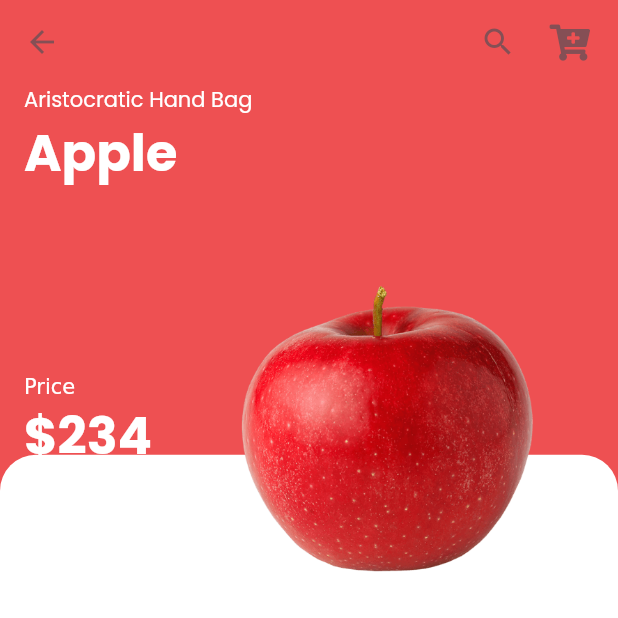
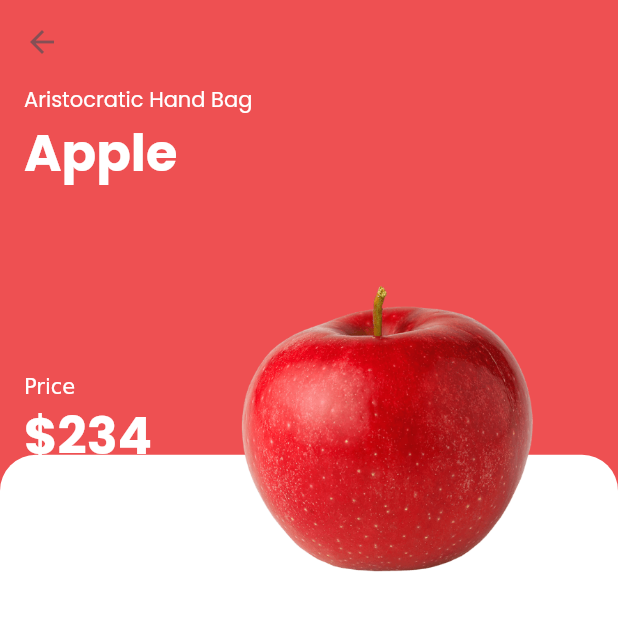
Before and after one commit to pranavo72bex/shoppingApp, a Flutter app: the DetailsScreen screen opened directly with sample values from the repository, on a phone screen of 412 x 824 dp, the top half of it. Run offline on Flutter 3.47's test engine with Material 2 defaults, Android fonts, the phone set to English and light mode, and no system bars; our stand-ins replace auto_route, carousel_slider, font_awesome_flutter, form_validator, google_fonts.

Commit message:
detail screen

```diff
--- a/lib/presentation/dashboard/widgets/product_grid_item.dart
+++ b/lib/presentation/dashboard/widgets/product_grid_item.dart
@@ -75,10 +75,10 @@ class _ProductItemState extends State<ProductGridItem> {
             //     child: Container(),
             //   ),
             // ),
-
             Column(
               mainAxisAlignment: MainAxisAlignment.spaceBetween,
               children: [
+                SizedBox(height: 10),
                 Padding(
                   padding: const EdgeInsets.symmetric(horizontal: 30),
                   child: Align(
--- a/lib/presentation/detail_screen/detail_screen.dart
+++ b/lib/presentation/detail_screen/detail_screen.dart
@@ -73,17 +73,23 @@ class DetailsScreen extends StatelessWidget {
       //   ),
       //   onPressed: () => Navigator.pop(context),
       // ),
-      actions: <Widget>[
-        IconButton(
-          icon: Icon(Icons.search),
-          onPressed: () {},
-        ),
-        IconButton(
-          icon: FaIcon(FontAwesomeIcons.cartPlus),
-          onPressed: () {},
-        ),
-        SizedBox(width: 16 / 2)
-      ],
+      // actions: <Widget>[
+      //   // IconButton(
+      //   //   icon: Icon(
+      //   //     Icons.search,
+      //   //     color: Colors.white,
+      //   //   ),
+      //   //   onPressed: () {},
+      //   // ),
+      //   // IconButton(
+      //   //   color: Colors.white,
+      //   //   icon: FaIcon(
+      //   //     FontAwesomeIcons.cartPlus,
+      //   //   ),
+      //   //   onPressed: () {},
+      //   // ),
+      //   // SizedBox(width: 16 / 2)
+      // ],
     );
   }
 }
```
